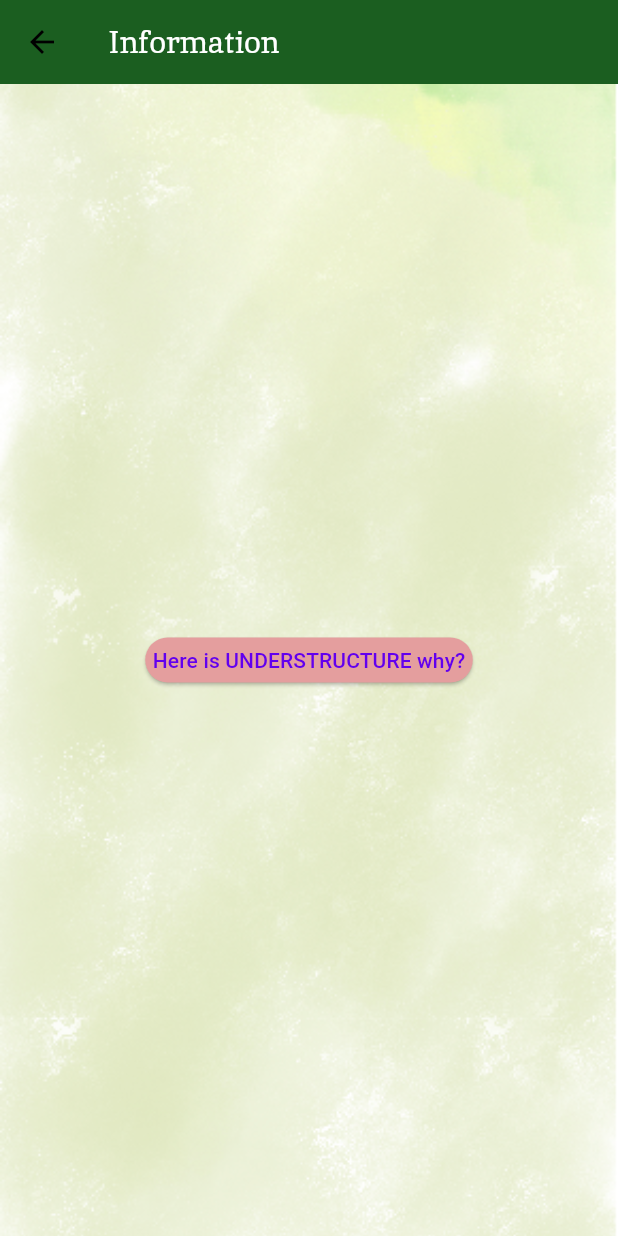
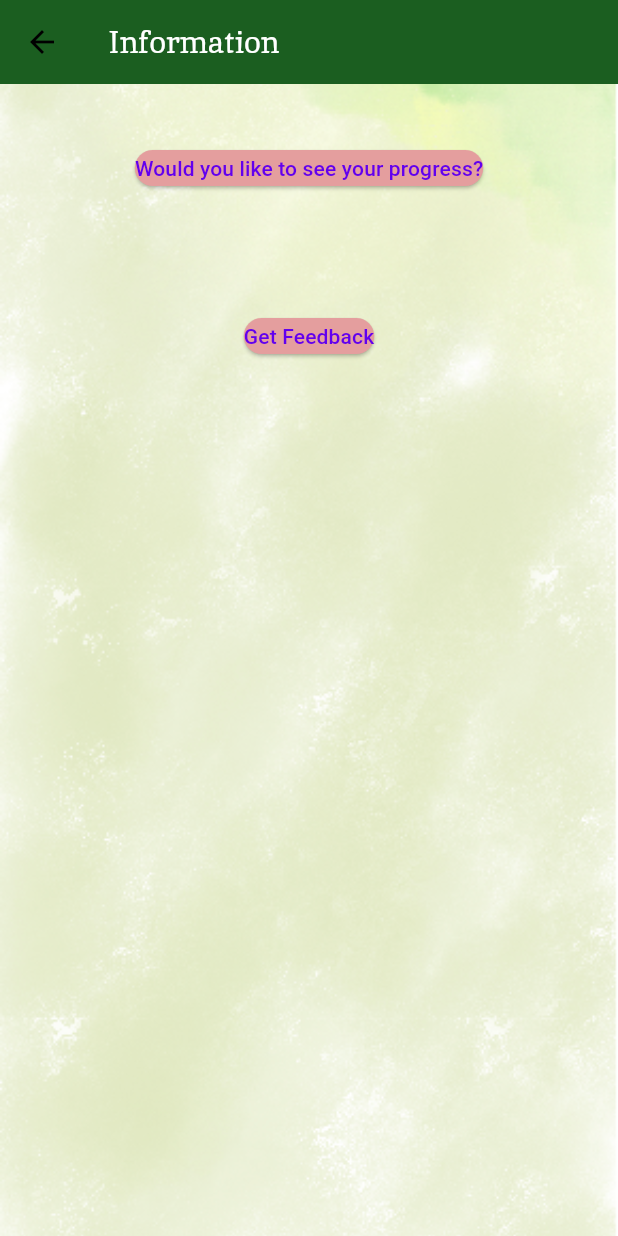
Before and after one commit to damlaYasarr/ALiveMobileApp, a Flutter app: the GeneralScreen screen opened by its route, after a tap on "more", on a phone screen of 412 x 824 dp. Run offline on Flutter 3.47's test engine with Material 3 defaults, Android fonts, the phone set to English and light mode, and no system bars; our stand-ins replace cached_network_image, firebase_core, firebase_messaging, flutter_svg, google_fonts, google_sign_in and 1 more; accounts and stored records are empty; network calls fail.

Commit message:
mobile aicomment page and history page added
Signed-off-by: damlaYasarr <damlayasar40@gmail.com>

```diff
--- a/lib/presentation/app_navigation_screen/app_navigation_screen.dart
+++ b/lib/presentation/app_navigation_screen/app_navigation_screen.dart
@@ -47,7 +47,7 @@ class AppNavigationScreen extends StatelessWidget {
                           context,
                           screenTitle: "mainpage",
                           onTapScreenTitle: () => onTapScreenTitle(
-                              context, AppRoutes.mainpageScreen),
+                              context, AppRoutes.addhabitscreen),
                         ),
                         _buildScreenTitle(
                           context,
@@ -59,7 +59,7 @@ class AppNavigationScreen extends StatelessWidget {
                           context,
                           screenTitle: "payment",
                           onTapScreenTitle: () => onTapScreenTitle(
-                              context, AppRoutes.paymentScreen),
+                              context, AppRoutes.feedbackscreen),
                         ),
                       ],
                     ),
--- a/lib/presentation/calendar_screen/calendar_screen.dart
+++ b/lib/presentation/calendar_screen/calendar_screen.dart
@@ -7,6 +7,7 @@ import 'package:demo_s_application1/widgets/app_bar/custom_app_bar.dart';
 import 'package:demo_s_application1/core/app_export.dart';
 import 'dart:convert';
 
+// add here come graphs for improveemtn.
 class Active {
   final List<DateTime> completedDays;
   final int id;
@@ -71,7 +72,7 @@ class _CalendarScreenState extends State<CalendarScreen> {
   }
 
   Future<void> getActives(String email) async {
-    final String url = "http://172.22.0.1:3000/activedays?email=" + email;
+    final String url = "http://172.18.0.1:3000/activedays?email=" + email;
 
     try {
       final response = await http.get(
--- /dev/null
+++ b/lib/presentation/feedback_screen/feedback_screen.dart
@@ -0,0 +1,108 @@
+import 'package:demo_s_application1/core/utils/image_constant.dart';
+import 'package:flutter/material.dart';
+import 'dart:convert'; // For handling JSON
+import 'package:http/http.dart' as http; // For making HTTP requests
+
+class FeedbackScreen extends StatefulWidget {
+  FeedbackScreen({Key? key}) : super(key: key);
+
+  @override
+  _FeedbackScreenState createState() => _FeedbackScreenState();
+}
+
+class _FeedbackScreenState extends State<FeedbackScreen> {
+  final TextEditingController _feedbackDetailController =
+      TextEditingController();
+
+  String? feedbackText; // To store the feedback text
+
+  // Function to get feedback from the API
+  Future<void> getFeedBack() async {
+    final Uri url = Uri.parse(
+        'http://172.18.0.1:3000/getfeedback?email=' + Globalemail.useremail);
+    try {
+      final response = await http.get(url);
+      if (response.statusCode == 200) {
+        // If the request is successful, store the feedback text
+        setState(() {
+          feedbackText = json.decode(response.body)['ai_feedback'];
+        });
+      } else {
+        throw Exception('Failed to load feedback');
+      }
+    } catch (e) {
+      print("Error fetching feedback: $e");
+    }
+  }
+
+  @override
+  Widget build(BuildContext context) {
+    return Scaffold(
+      body: Stack(
+        children: [
+          // Background image
+          Container(
+            decoration: BoxDecoration(
+              image: DecorationImage(
+                image: AssetImage(
+                    "assets/images/back.png"), // Path to your background image
+                fit: BoxFit.cover,
+              ),
+            ),
+          ),
+          // Scrollable content
+          SingleChildScrollView(
+            child: Column(
+              children: [
+                AppBar(
+                  title: Text(
+                    'Information',
+                    style: TextStyle(color: Colors.white),
+                  ),
+                  backgroundColor: Colors.green[900],
+                  elevation: 0,
+                ),
+
+                // New Button: "Would you like to see your progress?"
+                Padding(
+                  padding: const EdgeInsets.all(40.0),
+                  child: ElevatedButton(
+                    onPressed: () {
+                      // Action for the progress button
+                    },
+                    child: Text('Would you like to see your progress?'),
+                  ),
+                ),
+
+                // Existing Button: Trigger Get Feedback
+                Padding(
+                  padding: const EdgeInsets.all(40.0),
+                  child: ElevatedButton(
+                    onPressed: () {
+                      getFeedBack(); // Fetch feedback from the server
+                    },
+                    child: Text('Get Feedback'),
+                  ),
+                ),
+
+                // Display the feedback if available
+                if (feedbackText != null)
+                  Padding(
+                    padding: const EdgeInsets.all(20.0),
+                    child: Text(
+                      feedbackText!,
+                      style: TextStyle(
+                        fontSize: 16,
+                        fontWeight: FontWeight.w400,
+                      ),
+                      textAlign: TextAlign.center,
+                    ),
+                  ),
+              ],
+            ),
+          ),
+        ],
+      ),
+    );
+  }
+}
--- a/lib/presentation/general_screen/general_screen.dart
+++ b/lib/presentation/general_screen/general_screen.dart
@@ -35,7 +35,7 @@ class Aim {
     int completeDaysCount = json['complete_days_count'];
     int lastday = totalDays;
     int percentage =
-        totalDays != 0 ? ((completeDaysCount / totalDays) * 100).toInt() : 0;
+        (totalDays > 0) ? ((completeDaysCount * 100) ~/ totalDays) : 0;
 
     return Aim(
         name: json['name'],
@@ -65,7 +65,7 @@ class _GeneralScreenState extends State<GeneralScreen> {
   }
 
   Future<void> deleteHabit(String email, String aimName) async {
-    final Uri url = Uri.parse('http://172.22.0.1:3000/deletehabit');
+    final Uri url = Uri.parse('http://172.18.0.1:3000/deletehabit');
 
     // Construct the URL with query parameters
     final String queryParameters = '?email=$email&name=$aimName';
@@ -96,7 +96,7 @@ class _GeneralScreenState extends State<GeneralScreen> {
   }
 
   Future<void> listAllAims(String email) async {
-    final String url = "http://172.22.0.1:3000/listallAims?email=" + email;
+    final String url = "http://172.18.0.1:3000/listallAims?email=" + email;
 
     try {
       final response = await http.get(
@@ -298,7 +298,7 @@ class _GeneralScreenState extends State<GeneralScreen> {
 
   Widget _buildHabitCard(Aim aim) {
     // fix here !! math calculation is false
-    int completionPercentage = (aim.percentage).round();
+    int completionPercentage = aim.percentage; // here is calculated days
     int completedWidth = (150 * (completionPercentage / 100)).round();
 
     return Container(
@@ -365,7 +365,28 @@ class _GeneralScreenState extends State<GeneralScreen> {
   Widget _buildActionButtons(BuildContext context) {
     return Padding(
       padding: EdgeInsets.symmetric(vertical: 20, horizontal: 10),
-      child: Row(
+      child: Column(
+        children: [
+          // First Button: "Go to history"
+          CustomElevatedButton(
+            height: 50,
+            width: double.infinity,
+            text: "Go to History",
+            buttonTextStyle: TextStyle(
+              fontSize: 14,
+              color: Colors.white,
+            ),
+            buttonStyle: ElevatedButton.styleFrom(
+              backgroundColor: Colors.green[900],
+            ),
+            onPressed: () {
+              goHistoryPage(context);
+            },
+          ),
+          SizedBox(height: 20), // Space between buttons
+
+          // Row containing "Track Habits" and "Add" buttons
+          Row(
             mainAxisAlignment: MainAxisAlignment.spaceBetween,
             children: [
               Expanded(
@@ -385,7 +406,7 @@ class _GeneralScreenState extends State<GeneralScreen> {
                   },
                 ),
               ),
-          SizedBox(width: 10),
+              SizedBox(width: 10), // Space between buttons
               Expanded(
                 child: CustomElevatedButton(
                   height: 50,
@@ -405,11 +426,13 @@ class _GeneralScreenState extends State<GeneralScreen> {
               ),
             ],
           ),
+        ],
+      ),
     );
   }
 
   void onTapMore(BuildContext context) {
-    Navigator.pushNamed(context, AppRoutes.paymentScreen);
+    Navigator.pushNamed(context, AppRoutes.feedbackscreen);
   }
 
   void onTapTracking(BuildContext context) {
@@ -417,6 +440,10 @@ class _GeneralScreenState extends State<GeneralScreen> {
   }
 
   void onTapAddNewHabit(BuildContext context) {
-    Navigator.pushNamed(context, AppRoutes.mainpageScreen);
+    Navigator.pushNamed(context, AppRoutes.addhabitscreen);
+  }
+
+  void goHistoryPage(BuildContext context) {
+    Navigator.pushNamed(context, AppRoutes.overviewScreen);
   }
 }
--- a/lib/presentation/payment_screen/payment_screen.dart
+++ /dev/null
@@ -1,94 +0,0 @@
-import 'package:flutter/material.dart';
-import 'package:demo_s_application1/core/app_export.dart';
-
-class PaymentScreen extends StatelessWidget {
-  PaymentScreen({Key? key}) : super(key: key);
-
-  // Payment details controller
-  final TextEditingController _paymentDetailController =
-      TextEditingController();
-
-  @override
-  Widget build(BuildContext context) {
-    return Scaffold(
-      body: Stack(
-        children: [
-          // Background image
-          Container(
-            decoration: BoxDecoration(
-              image: DecorationImage(
-                image: AssetImage(
-                    "assets/images/back.png"), // Path to your background image
-                fit: BoxFit.cover,
-              ),
-            ),
-          ),
-          // Content
-          Column(
-            children: [
-              AppBar(
-                title: Text(
-                  'Information',
-                  style: TextStyle(color: Colors.white),
-                ),
-                backgroundColor: Colors.green[900],
-                elevation: 0,
-              ),
-              Expanded(
-                child: Center(
-                  child: ElevatedButton(
-                    onPressed: () {
-                      showDialog(
-                        context: context,
-                        builder: (BuildContext context) {
-                          return AlertDialog(
-                            shape: RoundedRectangleBorder(
-                              borderRadius: BorderRadius.circular(25.0),
-                            ),
-                            content: Container(
-                              width: 300,
-                              height: 300,
-                              child: Column(
-                                mainAxisAlignment: MainAxisAlignment.center,
-                                children: [
-                                  Text(
-                                    'Understructure Information',
-                                    style: TextStyle(
-                                      fontSize: 18,
-                                      fontWeight: FontWeight.bold,
-                                    ),
-                                    textAlign: TextAlign.center,
-                                  ),
-                                  SizedBox(height: 20),
-                                  Text(
-                                    'Here is some information explaining why this understructure is important.',
-                                    textAlign: TextAlign.center,
-                                  ),
-                                  SizedBox(height: 20),
-                                  ElevatedButton(
-                                    onPressed: () {
-                                      Navigator.pop(context);
-                                    },
-                                    child: Text('Close'),
-                                  ),
-                                ],
-                              ),
-                            ),
-                          );
-                        },
-                      );
-                    },
-                    child: Padding(
-                      padding: const EdgeInsets.all(5.0),
-                      child: Text('Here is UNDERSTRUCTURE why?'),
-                    ),
-                  ),
-                ),
-              ),
-            ],
-          ),
-        ],
-      ),
-    );
-  }
-}
--- a/lib/presentation/starting_screen/starting_screen.dart
+++ b/lib/presentation/starting_screen/starting_screen.dart
@@ -66,7 +66,7 @@ class _StartingScreenState extends State<StartingScreen>
   }
 
   Future<void> postEmail(String email) async {
-    final String url = "http://172.22.0.1:3000/postemail";
+    final String url = "http://172.18.0.1:3000/postemail";
 
     // POST request body
     Map<String, String> requestBody = {
--- a/lib/routes/app_routes.dart
+++ b/lib/routes/app_routes.dart
@@ -2,9 +2,9 @@ import '../presentation/starting_screen/starting_screen.dart';
 import 'package:flutter/material.dart';
 import '../presentation/general_screen/general_screen.dart';
 import '../presentation/calendar_screen/calendar_screen.dart';
-import '../presentation/mainpage_screen/mainpage_screen.dart';
+import '../presentation/mainpage_screen/addhabit_screen.dart';
 import '../presentation/overview_screen/overview_screen.dart';
-import '../presentation/payment_screen/payment_screen.dart';
+import '../presentation/feedback_screen/feedback_screen.dart';
 import '../presentation/app_navigation_screen/app_navigation_screen.dart';
 import 'package:http/http.dart' as http;
 
@@ -16,11 +16,11 @@ class AppRoutes {
 
   static const String calendarScreen = '/calendar_screen';
 
-  static const String mainpageScreen = '/mainpage_screen';
+  static const String addhabitscreen = '/addhabit_screen';
 
   static const String overviewScreen = '/overview_screen';
 
-  static const String paymentScreen = '/payment_screen';
+  static const String feedbackscreen = '/feedback_screen';
 
   static const String appNavigationScreen = '/app_navigation_screen';
 
@@ -28,9 +28,9 @@ class AppRoutes {
     startingscreen: (context) => StartingScreen(),
     generalScreen: (context) => GeneralScreen(),
     calendarScreen: (context) => CalendarScreen(),
-    mainpageScreen: (context) => MainpageScreen(),
+    addhabitscreen: (context) => AddHbabitScreen(),
     overviewScreen: (context) => OverviewScreen(),
-    paymentScreen: (context) => PaymentScreen(),
+    feedbackscreen: (context) => FeedbackScreen(),
     appNavigationScreen: (context) => AppNavigationScreen()
   };
 }
--- a/lib/widgets/notification.dart
+++ b/lib/widgets/notification.dart
@@ -132,7 +132,7 @@ class FireBaseApi {
   }
 
   Future<void> ApproveTheHabit(String name, String email, String date) async {
-    final Uri url = Uri.parse('http://172.22.0.1:3000/approvaltime');
+    final Uri url = Uri.parse('http://172.18.0.1:3000/approvaltime');
 
     final Map<String, String> requestBody = {
       "email": email,
@@ -164,7 +164,7 @@ class FireBaseApi {
   // Schedule notification via HTTP request
   Future<void> scheduleNotification(String token, String email) async {
     final url = Uri.parse(
-        'http://172.22.0.1:3000/send-notification?token=$token&email=$email');
+        'http://172.18.0.1:3000/send-notification?token=$token&email=$email');
     try {
       final response = await http.get(
         url,
```
Also changed, not shown: analysis_options.yaml (added, +28 -0 lines), lib/presentation/mainpage_screen/addhabit_screen.dart (renamed from lib/presentation/mainpage_screen/mainpage_screen.dart, +4 -4 lines), 69 other files. Lines whose indentation alone changed are shown as unchanged.
